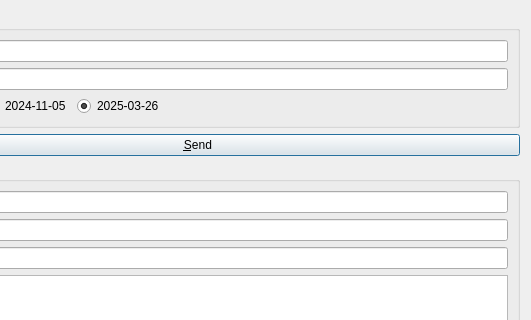
Qt form examples/mcpclient/inspector/initializewidget.ui (deepin-community/qtmcp) before a commit; both pictures show x 135 to 666 and y 0 to 320 of the 666 by 501 pixel window.
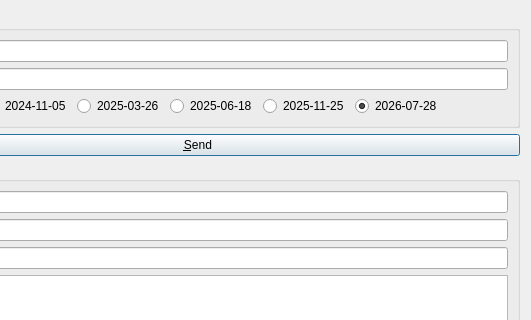
The same form after that commit.

Patch:
```diff
--- a/examples/mcpclient/inspector/initializewidget.ui
+++ b/examples/mcpclient/inspector/initializewidget.ui
@@ -67,6 +67,27 @@
           <property name="text">
            <string>2025-03-26</string>
           </property>
+         </widget>
+        </item>
+        <item>
+         <widget class="QRadioButton" name="clientProtocolVersion20250618">
+          <property name="text">
+           <string>2025-06-18</string>
+          </property>
+         </widget>
+        </item>
+        <item>
+         <widget class="QRadioButton" name="clientProtocolVersion20251125">
+          <property name="text">
+           <string>2025-11-25</string>
+          </property>
+         </widget>
+        </item>
+        <item>
+         <widget class="QRadioButton" name="clientProtocolVersion20260728">
+          <property name="text">
+           <string>2026-07-28</string>
+          </property>
           <property name="checked">
            <bool>true</bool>
           </property>
```
